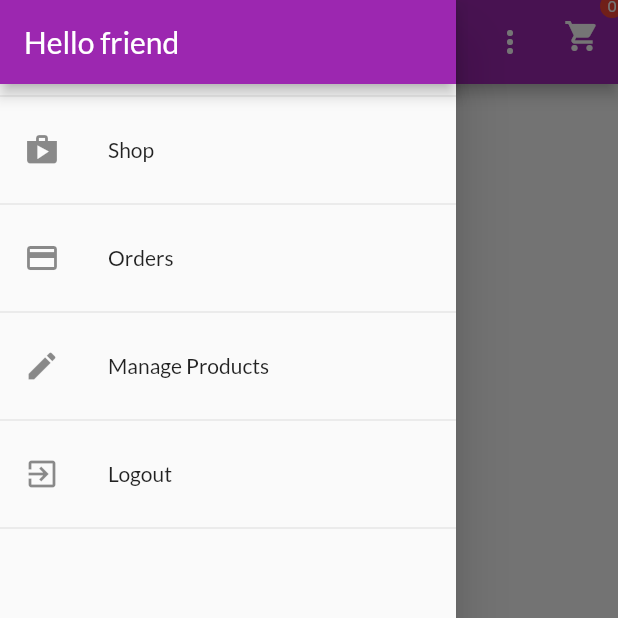
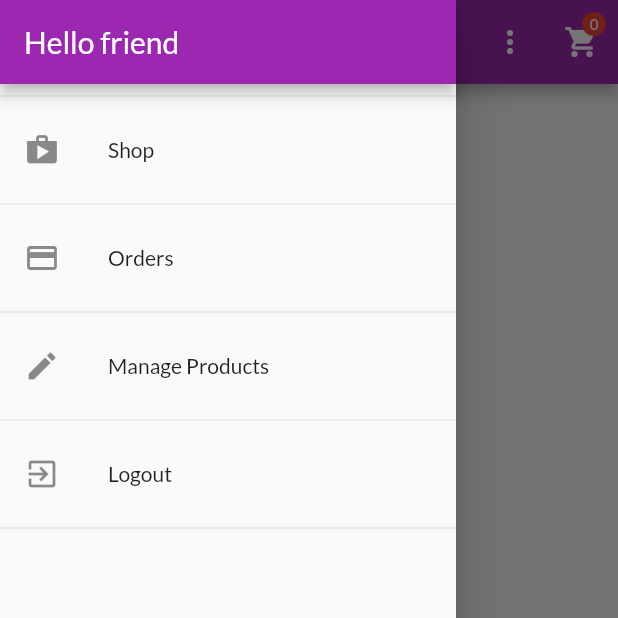
Before and after one commit to KeldiyarovAkhrorbek/shop_app, a Flutter app: the ProductsOverviewScreen screen opened directly, with the side drawer open, on a phone screen of 412 x 824 dp, the top half of it. Run offline on Flutter 3.47's test engine with Material 2 defaults, Android fonts, the phone set to English and light mode, and no system bars; our stand-ins replace shared_preferences; accounts and stored records are empty; network calls fail.

Commit message:
bugs fixed

```diff
--- a/lib/screens/products_overview_screen.dart
+++ b/lib/screens/products_overview_screen.dart
@@ -5,6 +5,7 @@ import '../providers/cart.dart';
 import '../providers/products.dart';
 import '../screens/cart_screen.dart';
 import '../widgets/app_drawer.dart';
+import '../widgets/badge.dart';
 import '../widgets/products_grid.dart';
 
 enum FilterOptions {
@@ -73,8 +74,8 @@ class _ProductsOverviewScreenState extends State<ProductsOverviewScreen> {
           Consumer<Cart>(
             builder: (ctx, cart, _child) => Badge(
                 child: _child as Widget,
-                label: Text(cart.itemCount.toString()),
-                backgroundColor: Colors.red),
+                value: cart.itemCount.toString(),
+                color: Colors.red),
             child: IconButton(
               icon: const Icon(Icons.shopping_cart),
               onPressed: () {
```
Also changed, not shown: pubspec.lock, 2 other files.
